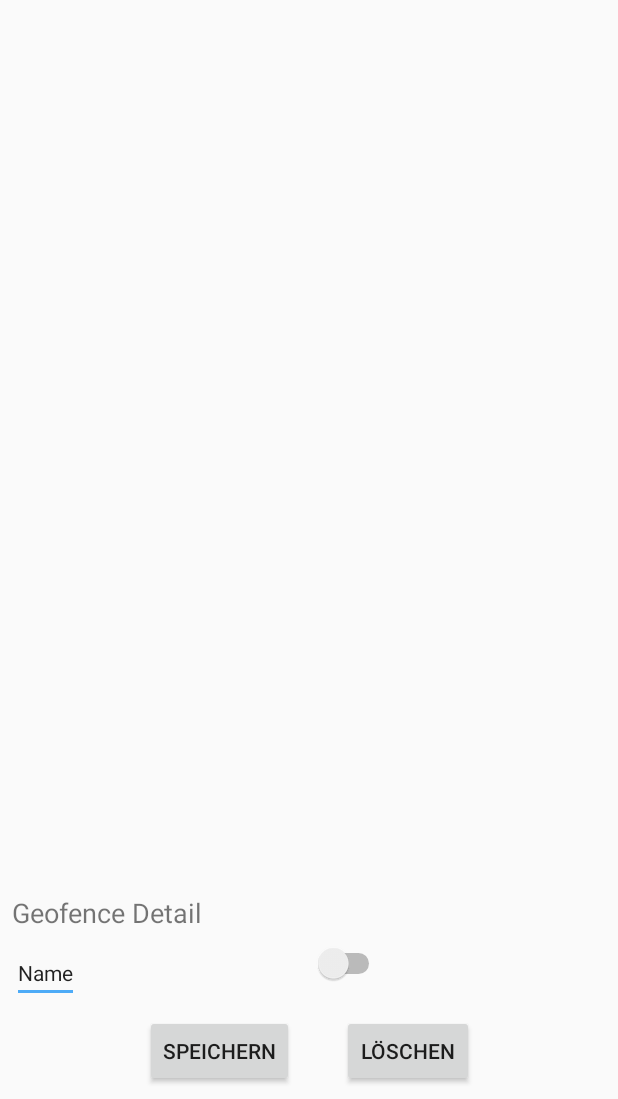
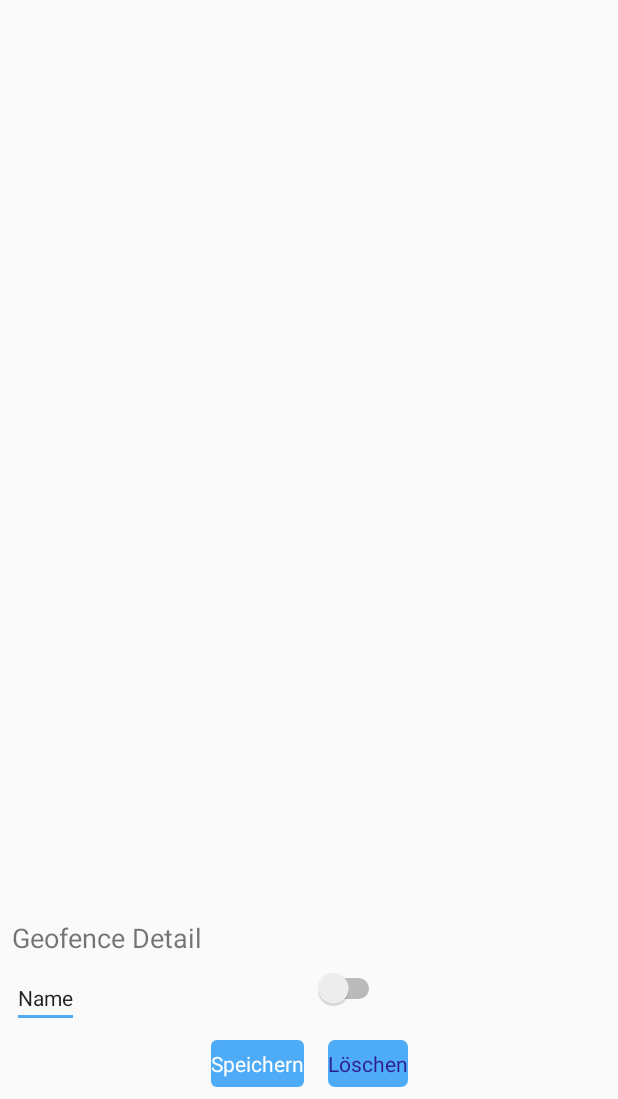
Before and after one commit to StephGit/EazyTime, an Android app: the GeoFenceDetailActivity screen opened directly, with no data from a screen before it, on a phone screen of 412 x 824 dp, the part 137-1236 px from its top. Run offline under Robolectric (Android 15) with nearby library versions, the phone set to English and light mode, and no system bars.

Commit message:
added round corner buttons

```diff
--- /dev/null
+++ b/app/src/main/res/drawable/button_rounded.xml
@@ -0,0 +1,6 @@
+<?xml version="1.0" encoding="utf-8"?>
+<shape xmlns:android="http://schemas.android.com/apk/res/android" android:shape="rectangle"  >
+            <corners android:radius="4dip" />
+            <solid android:color="@color/eazyTime_colorBackground" />
+    <stroke android:width="1dip" android:color="@color/eazyTime_colorBackgroundText" />
+</shape>
--- /dev/null
+++ b/app/src/main/res/drawable/button_rounded_prefered.xml
@@ -0,0 +1,5 @@
+<?xml version="1.0" encoding="utf-8"?>
+<shape xmlns:android="http://schemas.android.com/apk/res/android" android:shape="rectangle"  >
+            <corners android:radius="4dip" />
+            <solid android:color="@color/eazyTime_colorBrand" />
+</shape>
--- a/app/src/main/res/layout/activity_geofence_detail.xml
+++ b/app/src/main/res/layout/activity_geofence_detail.xml
@@ -48,38 +48,44 @@
             app:layout_constraintStart_toEndOf="@+id/et_geoFenceDetailItemName" android:layout_marginStart="8dp"
             android:layout_marginTop="8dp" app:layout_constraintTop_toBottomOf="@+id/tv_geoFenceDetailTitle"/>
 
-    <Button
+    <android.support.design.button.MaterialButton
+            android:id="@+id/btn_geoFenceSave"
             android:text="@string/save"
             android:layout_width="wrap_content"
             android:layout_height="wrap_content"
-            android:id="@+id/btn_geoFenceSave"
-            android:layout_marginLeft="16dp"
-            android:layout_marginRight="16dp"
+            android:layout_marginLeft="8dp"
+            android:layout_marginRight="8dp"
             android:layout_marginBottom="8dp"
+            android:textColor="@color/eazyTime_colorWhite"
+            android:background="@drawable/button_rounded_prefered"
             app:layout_constraintTop_toBottomOf="@id/et_geoFenceDetailItemName"
             app:layout_constraintBottom_toBottomOf="parent"
             app:layout_constraintVertical_chainStyle="packed"
             app:layout_constraintHorizontal_chainStyle="packed"
             app:layout_constraintStart_toStartOf="parent"
             app:layout_constraintEnd_toStartOf="@id/btn_geoFenceDelete"
-            app:layout_constraintVertical_bias="0.0"/>
+            app:layout_constraintVertical_bias="0.0"
 
-    <Button
+    />
+
+    <android.support.design.button.MaterialButton
+            android:id="@+id/btn_geoFenceDelete"
             android:text="@string/delete"
             android:layout_width="wrap_content"
             android:layout_height="wrap_content"
-            android:id="@+id/btn_geoFenceDelete"
-            android:layout_marginLeft="16dp"
-            android:layout_marginRight="16dp"
+android:layout_marginLeft="8dp"
+            android:layout_marginRight="8dp"
             android:layout_marginBottom="8dp"
-            app:layout_constraintTop_toBottomOf="@+id/et_geoFenceDetailItemName"
+            android:textColor="@color/eazyTime_colorSelected"
+            android:background="@drawable/button_rounded"
             app:layout_constraintVertical_chainStyle="packed"
             app:layout_constraintHorizontal_chainStyle="packed"
             app:layout_constraintBottom_toBottomOf="parent"
+            app:layout_constraintTop_toBottomOf="@+id/et_geoFenceDetailItemName"
             app:layout_constraintStart_toEndOf="@id/btn_geoFenceSave"
             app:layout_constraintEnd_toEndOf="parent"
-            app:layout_constraintVertical_bias="0.0" android:layout_marginTop="8dp"/>
-
+            app:layout_constraintVertical_bias="0.0"
+            android:layout_marginTop="8dp" />
 
 
 </android.support.constraint.ConstraintLayout>
--- a/app/src/main/res/values/colors.xml
+++ b/app/src/main/res/values/colors.xml
@@ -10,7 +10,7 @@
     <color name="eazyTime_colorBrand">#4DABF7</color>
     <color name="eazyTime_colorSelected">#311B92</color>
     <color name="eazyTime_colorBackgroundText">#CED4DA</color>
-    <color name="eazyTime_colorBackground">#f1f3f5</color>
+    <color name="eazyTime_colorBackground">#F1F3F5</color>
     <color name="eazyTime_colorProject1">#ff8787</color>
     <color name="eazyTime_colorProject2">#f783ac</color>
     <color name="eazyTime_colorProject3">#9775fa</color>
```
